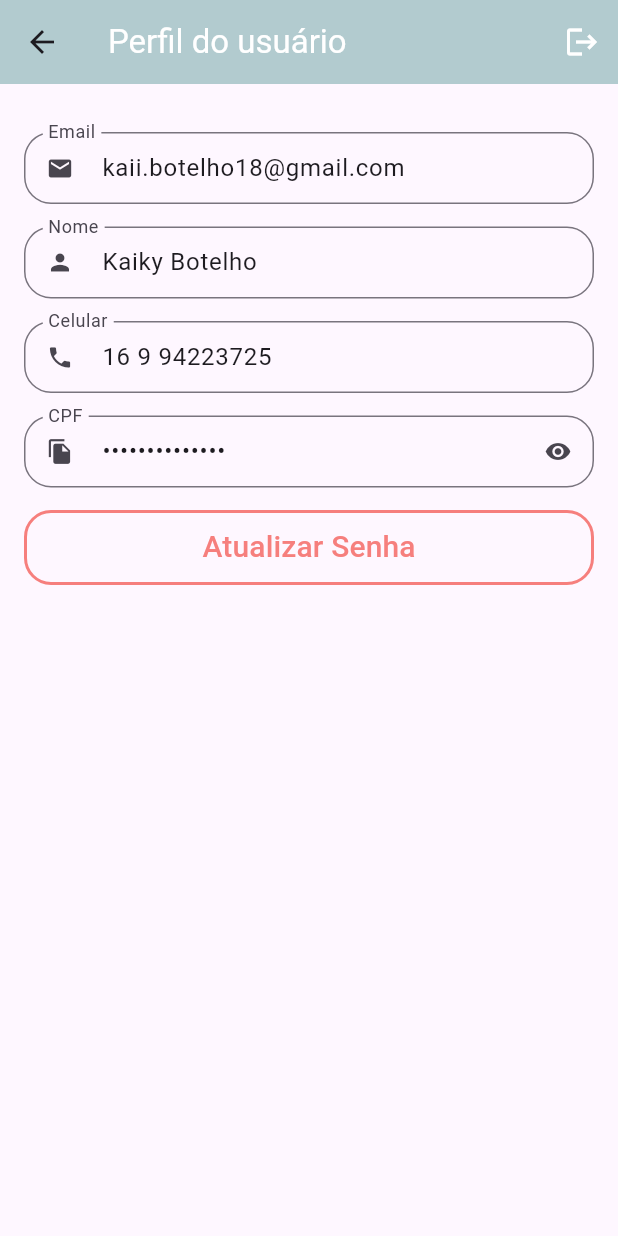
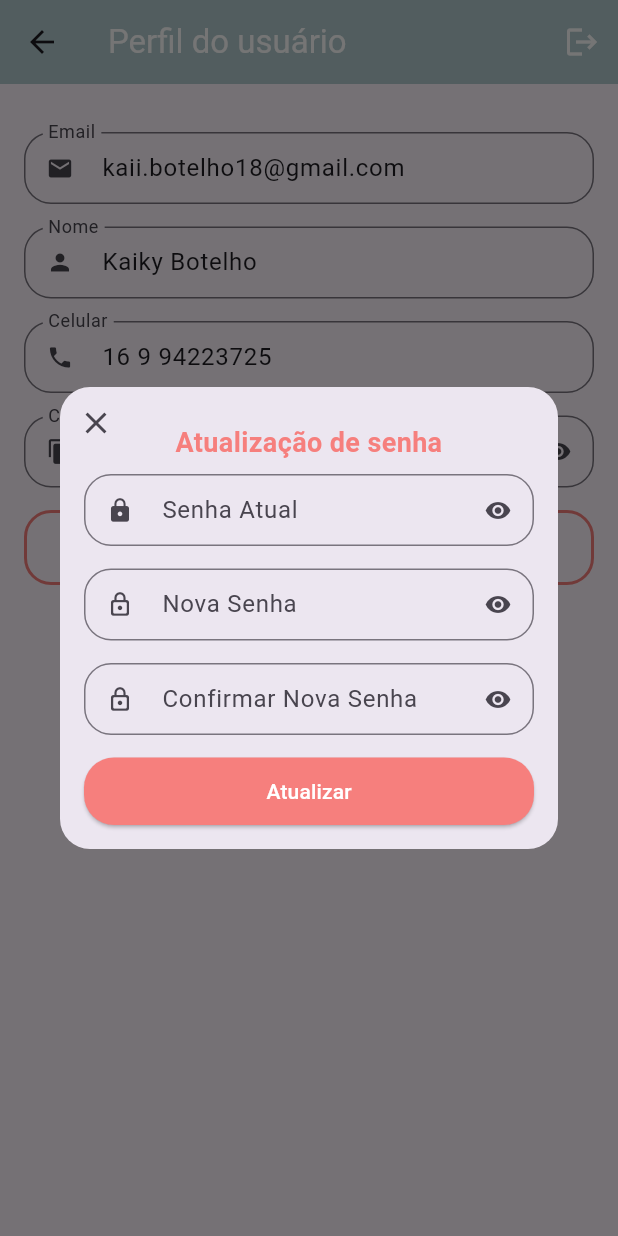
Before and after one commit to kaiky-botelho/nextbook, a Flutter app: the ProfileTab screen opened directly, after a tap on "Atualizar Senha", on a phone screen of 412 x 824 dp. Run offline on Flutter 3.47's test engine with Material 3 defaults, Android fonts, the phone set to English and light mode, and no system bars; our stand-ins replace animated_text_kit, mask_text_input_formatter.

Commit message:
Troca_Senha

```diff
--- a/lib/src/config/custom_colors.dart
+++ b/lib/src/config/custom_colors.dart
@@ -6,4 +6,5 @@ abstract class CustomColors {
   static Color fundoAplicacao = Color.fromARGB(255, 234, 242, 242);
   static Color escuroNext = Color.fromARGB(255, 97, 117, 117);
   static Color vermelhoNext = Color(0xFFF67F7D);
+  static Color Fundo = Color.fromARGB(255, 178, 203, 207);
 }
--- a/lib/src/pages/profile/profile_tab.dart
+++ b/lib/src/pages/profile/profile_tab.dart
@@ -3,9 +3,14 @@ import 'package:nextbook/src/config/custom_colors.dart';
 import 'package:nextbook/src/pages/common_widgets/custom_text_field.dart';
 import 'package:nextbook/src/config/app_data.dart' as appData;
 
-class ProfileTab extends StatelessWidget {
+class ProfileTab extends StatefulWidget {
   const ProfileTab({super.key});
 
+  @override
+  State<ProfileTab> createState() => _ProfileTabState();
+}
+
+class _ProfileTabState extends State<ProfileTab> {
   @override
   Widget build(BuildContext context) {
     return Scaffold(
@@ -26,8 +31,9 @@ class ProfileTab extends StatelessWidget {
           )
         ],
       ),
-      body: ListView(
-        physics: BouncingScrollPhysics(),
+      body: Container(
+        child: ListView(
+          physics: const BouncingScrollPhysics(),
           padding: const EdgeInsets.fromLTRB(16, 32, 16, 16),
           children: [
             //email
@@ -35,19 +41,22 @@ class ProfileTab extends StatelessWidget {
               readOnly: true,
               initialValue: appData.user.email,
               icon: Icons.email,
-              label: 'Email'),
+              label: 'Email',
+            ),
             //nome
             CustomTextField(
               readOnly: true,
               initialValue: appData.user.name,
               icon: Icons.person,
-              label: 'Nome'),
+              label: 'Nome',
+            ),
             //celular
             CustomTextField(
               readOnly: true,
               initialValue: appData.user.phone,
               icon: Icons.phone,
-              label: 'Celular'),
+              label: 'Celular',
+            ),
             //cpf
             CustomTextField(
               readOnly: true,
@@ -56,7 +65,6 @@ class ProfileTab extends StatelessWidget {
               label: 'CPF',
               isSecret: true,
             ),
-
             //Botão de atualização de senha
             SizedBox(
               height: 50,
@@ -70,16 +78,102 @@ class ProfileTab extends StatelessWidget {
                     color: CustomColors.vermelhoNext,
                   ),
                 ),
-              onPressed: () {},
+                onPressed: () {
+                  updatePassword();
+                },
                 child: Text(
                   "Atualizar Senha",
-                style:
-                    TextStyle(color: CustomColors.vermelhoNext, fontSize: 20),
+                  style: TextStyle(
+                    color: CustomColors.vermelhoNext,
+                    fontSize: 20,
+                  ),
                 ),
               ),
             ),
           ],
         ),
+      ),
+    );
+  }
+
+  Future<bool?> updatePassword() {
+    return showDialog(
+      context: context,
+      builder: (context) {
+        return Dialog(
+          shape:
+              RoundedRectangleBorder(borderRadius: BorderRadius.circular(20)),
+          child: Stack(
+            children: [
+              Padding(
+                padding: const EdgeInsets.all(16.0),
+                child: Column(
+                  crossAxisAlignment: CrossAxisAlignment.stretch,
+                  mainAxisSize: MainAxisSize.min,
+                  children: [
+                    //Titulo
+                    Padding(
+                      padding: const EdgeInsets.all(8.0),
+                      child: Text(
+                        "Atualização de senha",
+                        textAlign: TextAlign.center,
+                        style: TextStyle(
+                            fontSize: 18,
+                            fontWeight: FontWeight.bold,
+                            color: CustomColors.vermelhoNext),
+                      ),
+                    ),
+                    //Senha Atual
+                    const CustomTextField(
+                        isSecret: true, icon: Icons.lock, label: 'Senha Atual'),
+                    //Nova senha
+                    const CustomTextField(
+                        isSecret: true,
+                        icon: Icons.lock_outline_rounded,
+                        label: 'Nova Senha'),
+
+                    //Confirmacao senha
+
+                    const CustomTextField(
+                        isSecret: true,
+                        icon: Icons.lock_outline_rounded,
+                        label: 'Confirmar Nova Senha'),
+
+                    //Botão de confirmação
+                    SizedBox(
+                      height: 45,
+                      child: ElevatedButton(
+                        style: ElevatedButton.styleFrom(
+                          backgroundColor: CustomColors
+                              .vermelhoNext, // Definindo o vermelhoNext como fundo
+                          shape: RoundedRectangleBorder(
+                            borderRadius: BorderRadius.circular(20),
+                          ),
+                        ),
+                        onPressed: () {},
+                        child: const Text(
+                          'Atualizar',
+                          style: TextStyle(
+                            color: Colors.white,
+                          ),
+                        ),
+                      ),
+                    ),
+                  ],
+                ),
+              ),
+              Positioned(
+                child: IconButton(
+                  onPressed: () {
+                    Navigator.of(context).pop();
+                  },
+                  icon: Icon(Icons.close),
+                ),
+              ),
+            ],
+          ),
+        );
+      },
     );
   }
 }
```
Also changed, not shown: assets/livros/sabrina-carpenter-espresso-video (1).webp (added), assets/livros/sabrina-carpenter-espresso-video.webp (added). Lines whose indentation alone changed are shown as unchanged.
